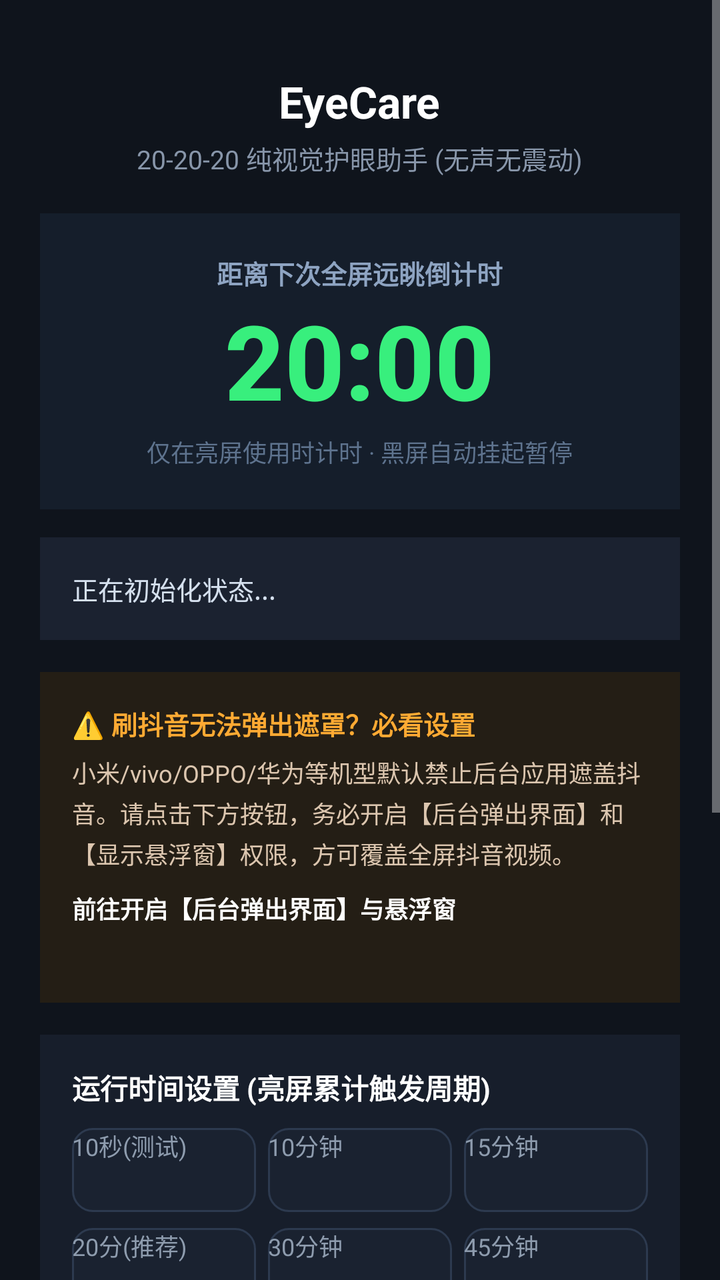
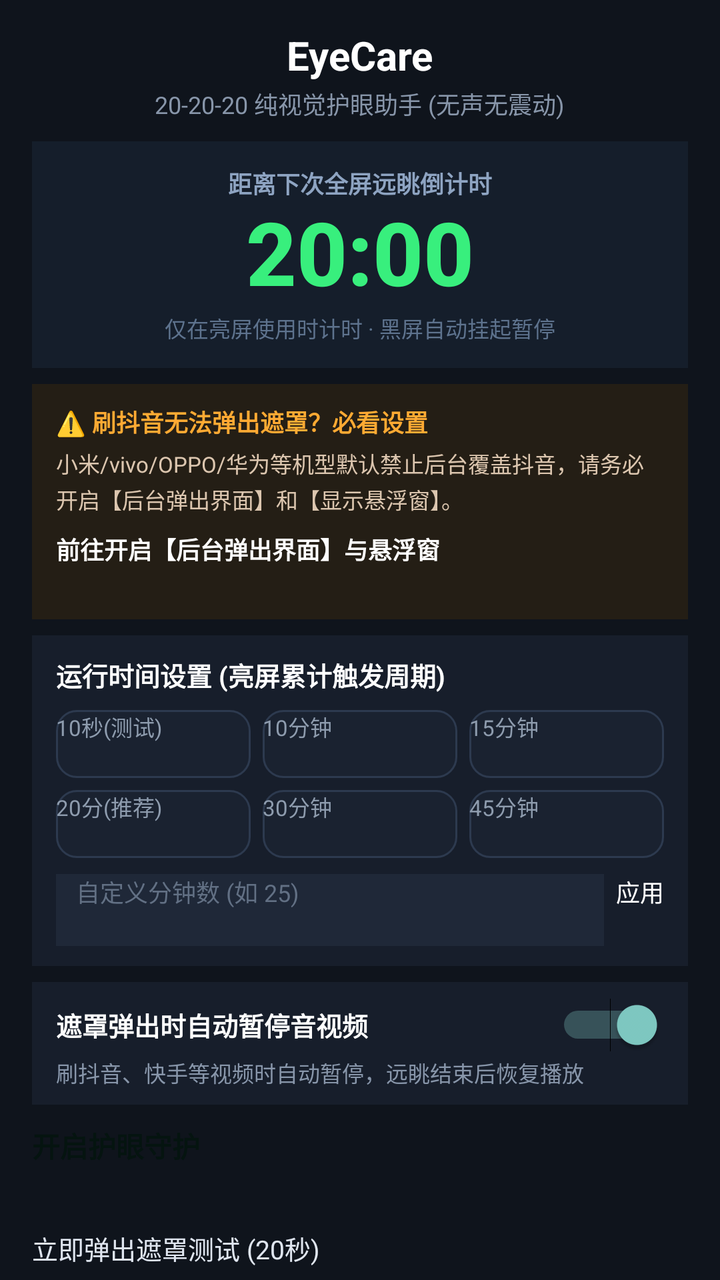

The first picture is an Android layout as it rendered before a commit; the second is the same layout after the commit. The layout source and the unified diff follow.
<!-- AndroidManifest.xml: application theme Theme.EyeCare -->
<!-- res/layout/activity_main.xml -->
<?xml version="1.0" encoding="utf-8"?>
<ScrollView xmlns:android="http://schemas.android.com/apk/res/android"
    android:layout_width="match_parent"
    android:layout_height="match_parent"
    android:fillViewport="true"
    android:background="#0F141C">

    <LinearLayout
        android:layout_width="match_parent"
        android:layout_height="wrap_content"
        android:orientation="vertical"
        android:padding="20dp"
        android:gravity="center_horizontal">

        
        <TextView
            android:layout_width="wrap_content"
            android:layout_height="wrap_content"
            android:text="@string/app_name"
            android:textColor="#FFFFFF"
            android:textSize="22sp"
            android:textStyle="bold"
            android:layout_marginTop="16dp" />

        <TextView
            android:layout_width="wrap_content"
            android:layout_height="wrap_content"
            android:text="20-20-20 纯视觉护眼助手 (无声无震动)"
            android:textColor="#8896AA"
            android:textSize="13sp"
            android:layout_marginTop="4dp" />

        
        <LinearLayout
            android:layout_width="match_parent"
            android:layout_height="wrap_content"
            android:orientation="vertical"
            android:background="#151E2B"
            android:padding="20dp"
            android:layout_marginTop="18dp"
            android:layout_marginBottom="14dp"
            android:gravity="center">

            <TextView
                android:layout_width="wrap_content"
                android:layout_height="wrap_content"
                android:text="距离下次全屏远眺倒计时"
                android:textColor="#8EA4C2"
                android:textSize="13sp"
                android:textStyle="bold" />

            
            <TextView
                android:id="@+id/tvUsageCountdown"
                android:layout_width="wrap_content"
                android:layout_height="wrap_content"
                android:text="20:00"
                android:textColor="#38EF7D"
                android:textSize="52sp"
                android:textStyle="bold"
                android:fontFamily="sans-serif-medium"
                android:includeFontPadding="false"
                android:layout_marginTop="6dp"
                android:layout_marginBottom="4dp" />

            <TextView
                android:id="@+id/tvCountdownTip"
                android:layout_width="wrap_content"
                android:layout_height="wrap_content"
                android:text="仅在亮屏使用时计时 · 黑屏自动挂起暂停"
                android:textColor="#5E738E"
                android:textSize="12sp" />
        </LinearLayout>

        
        <LinearLayout
            android:layout_width="match_parent"
            android:layout_height="wrap_content"
            android:orientation="vertical"
            android:background="#1B2230"
            android:padding="16dp"
            android:layout_marginBottom="16dp">

            <TextView
                android:id="@+id/tvStatus"
                android:layout_width="match_parent"
                android:layout_height="wrap_content"
                android:textColor="#D5E0EE"
                android:textSize="13sp"
                android:lineSpacingExtra="5dp"
                android:text="正在初始化状态..." />
        </LinearLayout>

        
        <LinearLayout
            android:layout_width="match_parent"
            android:layout_height="wrap_content"
            android:orientation="vertical"
            android:background="#241E15"
            android:padding="16dp"
            android:layout_marginBottom="16dp">

            <TextView
                android:layout_width="wrap_content"
                android:layout_height="wrap_content"
                android:text="⚠️ 刷抖音无法弹出遮罩？必看设置"
                android:textColor="#FFAA33"
                android:textSize="13sp"
                android:textStyle="bold"
                android:layout_marginBottom="6dp" />

            <TextView
                android:layout_width="match_parent"
                android:layout_height="wrap_content"
                android:text="小米/vivo/OPPO/华为等机型默认禁止后台应用遮盖抖音。请点击下方按钮，务必开启【后台弹出界面】和【显示悬浮窗】权限，方可覆盖全屏抖音视频。"
                android:textColor="#DCC6AF"
                android:textSize="12sp"
                android:lineSpacingExtra="3dp"
                android:layout_marginBottom="10dp" />

            <Button
                android:id="@+id/btnOpenSpecialPermissions"
                android:layout_width="match_parent"
                android:layout_height="40dp"
                android:text="前往开启【后台弹出界面】与悬浮窗"
                android:textColor="#FFFFFF"
                android:backgroundTint="#855214"
                android:textSize="12sp"
                android:textStyle="bold" />
        </LinearLayout>

        
        <LinearLayout
            android:layout_width="match_parent"
            android:layout_height="wrap_content"
            android:orientation="vertical"
            android:background="#171E2B"
            android:padding="16dp"
            android:layout_marginBottom="16dp">

            <TextView
                android:layout_width="wrap_content"
                android:layout_height="wrap_content"
                android:text="运行时间设置 (亮屏累计触发周期)"
                android:textColor="#FFFFFF"
                android:textSize="14sp"
                android:textStyle="bold"
                android:layout_marginBottom="10dp" />

            
            <LinearLayout
                android:layout_width="match_parent"
                android:layout_height="wrap_content"
                android:orientation="horizontal"
                android:layout_marginBottom="8dp">

                <Button
                    android:id="@+id/btnCycle10s"
                    android:layout_width="0dp"
                    android:layout_height="42dp"
                    android:layout_weight="1"
                    android:text="10秒(测试)"
                    android:textColor="#8E9CAE"
                    android:background="@drawable/bg_btn_preset_inactive"
                    android:textSize="12sp"
                    android:layout_marginEnd="6dp" />

                <Button
                    android:id="@+id/btnCycle10m"
                    android:layout_width="0dp"
                    android:layout_height="42dp"
                    android:layout_weight="1"
                    android:text="10分钟"
                    android:textColor="#8E9CAE"
                    android:background="@drawable/bg_btn_preset_inactive"
                    android:textSize="12sp"
                    android:layout_marginEnd="6dp" />

                <Button
                    android:id="@+id/btnCycle15m"
                    android:layout_width="0dp"
                    android:layout_height="42dp"
                    android:layout_weight="1"
                    android:text="15分钟"
                    android:textColor="#8E9CAE"
                    android:background="@drawable/bg_btn_preset_inactive"
                    android:textSize="12sp" />
            </LinearLayout>

            
            <LinearLayout
                android:layout_width="match_parent"
                android:layout_height="wrap_content"
                android:orientation="horizontal"
                android:layout_marginBottom="14dp">

                <Button
                    android:id="@+id/btnCycle20m"
                    android:layout_width="0dp"
                    android:layout_height="42dp"
                    android:layout_weight="1"
                    android:text="20分(推荐)"
                    android:textColor="#8E9CAE"
                    android:background="@drawable/bg_btn_preset_inactive"
                    android:textSize="12sp"
                    android:layout_marginEnd="6dp" />

                <Button
                    android:id="@+id/btnCycle30m"
                    android:layout_width="0dp"
                    android:layout_height="42dp"
                    android:layout_weight="1"
                    android:text="30分钟"
                    android:textColor="#8E9CAE"
                    android:background="@drawable/bg_btn_preset_inactive"
                    android:textSize="12sp"
                    android:layout_marginEnd="6dp" />

                <Button
                    android:id="@+id/btnCycle45m"
                    android:layout_width="0dp"
                    android:layout_height="42dp"
                    android:layout_weight="1"
                    android:text="45分钟"
                    android:textColor="#8E9CAE"
                    android:background="@drawable/bg_btn_preset_inactive"
                    android:textSize="12sp" />
            </LinearLayout>

            
            <LinearLayout
                android:layout_width="match_parent"
                android:layout_height="wrap_content"
                android:orientation="horizontal"
                android:gravity="center_vertical">

                <EditText
                    android:id="@+id/etCustomMinutes"
                    android:layout_width="0dp"
                    android:layout_height="44dp"
                    android:layout_weight="1"
                    android:hint="自定义分钟数 (如 25)"
                    android:textColorHint="#627084"
                    android:textColor="#FFFFFF"
                    android:background="#1F2838"
                    android:paddingStart="12dp"
                    android:paddingEnd="12dp"
                    android:inputType="number"
                    android:textSize="13sp"
                    android:layout_marginEnd="8dp" />

                <Button
                    android:id="@+id/btnApplyCustomCycle"
                    android:layout_width="wrap_content"
                    android:layout_height="44dp"
                    android:text="应用"
                    android:textColor="#FFFFFF"
                    android:backgroundTint="#3B4C68"
                    android:textSize="13sp" />
            </LinearLayout>
        </LinearLayout>

        
        <LinearLayout
            android:layout_width="match_parent"
            android:layout_height="wrap_content"
            android:orientation="vertical"
            android:background="#171E2B"
            android:padding="16dp"
            android:layout_marginBottom="20dp">

            <Switch
                android:id="@+id/switchPauseMedia"
                android:layout_width="match_parent"
                android:layout_height="wrap_content"
                android:text="遮罩弹出时暂停音视频播放"
                android:textColor="#FFFFFF"
                android:textSize="14sp"
                android:textStyle="bold"
                android:checked="true" />

            <TextView
                android:layout_width="wrap_content"
                android:layout_height="wrap_content"
                android:text="刷抖音、快手或听音乐时自动暂停，20秒远眺结束后自动恢复播放"
                android:textColor="#8896AA"
                android:textSize="12sp"
                android:layout_marginTop="6dp" />
        </LinearLayout>

        
        <Button
            android:id="@+id/btnToggleService"
            android:layout_width="match_parent"
            android:layout_height="50dp"
            android:text="开启护眼守护"
            android:textColor="#051410"
            android:backgroundTint="#38EF7D"
            android:textStyle="bold"
            android:textSize="15sp"
            android:layout_marginBottom="10dp" />

        <Button
            android:id="@+id/btnTriggerTest"
            android:layout_width="match_parent"
            android:layout_height="46dp"
            android:text="立即弹出遮罩测试 (20秒)"
            android:textColor="#E0E6F0"
            android:backgroundTint="#263144"
            android:textSize="14sp"
            android:layout_marginBottom="16dp" />

    </LinearLayout>
</ScrollView>
<!-- resources referenced by this layout -->
<resources>
  <!-- drawable bg_btn_preset_inactive (drawable) -->
  <?xml version="1.0" encoding="utf-8"?>
  <shape xmlns:android="http://schemas.android.com/apk/res/android"
      android:shape="rectangle">
      <solid android:color="#1A2230" />
      <corners android:radius="10dp" />
      <stroke
          android:width="1dp"
          android:color="#2D3A4F" />
  </shape>
  <string name="app_name">EyeCare</string>
  <style name="Theme.EyeCare" parent="android:Theme.Material.NoActionBar">
          <item name="android:colorPrimary">@color/primary_accent</item>
          <item name="android:windowBackground">@color/bg_dark</item>
          <item name="android:statusBarColor">@color/bg_dark</item>
          <item name="android:navigationBarColor">@color/bg_dark</item>
      </style>
  <color name="primary_accent">#38EF7D</color>
  <color name="bg_dark">#0F141C</color>
</resources>

<!-- the commit's change to res/layout/activity_main.xml (unified diff, before → after) -->
@@ -3,13 +3,18 @@
     android:layout_width="match_parent"
     android:layout_height="match_parent"
     android:fillViewport="true"
+    android:scrollbars="none"
+    android:overScrollMode="never"
     android:background="#0F141C">
 
     <LinearLayout
         android:layout_width="match_parent"
         android:layout_height="wrap_content"
         android:orientation="vertical"
-        android:padding="20dp"
+        android:paddingStart="16dp"
+        android:paddingEnd="16dp"
+        android:paddingTop="12dp"
+        android:paddingBottom="12dp"
         android:gravity="center_horizontal">
 
         
@@ -18,17 +23,17 @@
             android:layout_height="wrap_content"
             android:text="@string/app_name"
             android:textColor="#FFFFFF"
-            android:textSize="22sp"
+            android:textSize="20sp"
             android:textStyle="bold"
-            android:layout_marginTop="16dp" />
+            android:layout_marginTop="2dp" />
 
         <TextView
             android:layout_width="wrap_content"
             android:layout_height="wrap_content"
             android:text="20-20-20 纯视觉护眼助手 (无声无震动)"
             android:textColor="#8896AA"
-            android:textSize="13sp"
-            android:layout_marginTop="4dp" />
+            android:textSize="12sp"
+            android:layout_marginTop="2dp" />
 
         
         <LinearLayout
@@ -36,9 +41,12 @@
             android:layout_height="wrap_content"
             android:orientation="vertical"
             android:background="#151E2B"
-            android:padding="20dp"
-            android:layout_marginTop="18dp"
-            android:layout_marginBottom="14dp"
+            android:paddingTop="12dp"
+            android:paddingBottom="12dp"
+            android:paddingStart="16dp"
+            android:paddingEnd="16dp"
+            android:layout_marginTop="10dp"
+            android:layout_marginBottom="8dp"
             android:gravity="center">
 
             <TextView
@@ -46,7 +54,7 @@
                 android:layout_height="wrap_content"
                 android:text="距离下次全屏远眺倒计时"
                 android:textColor="#8EA4C2"
-                android:textSize="13sp"
+                android:textSize="12sp"
                 android:textStyle="bold" />
 
             
@@ -56,12 +64,12 @@
                 android:layout_height="wrap_content"
                 android:text="20:00"
                 android:textColor="#38EF7D"
-                android:textSize="52sp"
+                android:textSize="44sp"
                 android:textStyle="bold"
                 android:fontFamily="sans-serif-medium"
                 android:includeFontPadding="false"
-                android:layout_marginTop="6dp"
-                android:layout_marginBottom="4dp" />
+                android:layout_marginTop="2dp"
+                android:layout_marginBottom="2dp" />
 
             <TextView
                 android:id="@+id/tvCountdownTip"
@@ -69,26 +77,7 @@
                 android:layout_height="wrap_content"
                 android:text="仅在亮屏使用时计时 · 黑屏自动挂起暂停"
                 android:textColor="#5E738E"
-                android:textSize="12sp" />
-        </LinearLayout>
-
-        
-        <LinearLayout
-            android:layout_width="match_parent"
-            android:layout_height="wrap_content"
-            android:orientation="vertical"
-            android:background="#1B2230"
-            android:padding="16dp"
-            android:layout_marginBottom="16dp">
-
-            <TextView
-                android:id="@+id/tvStatus"
-                android:layout_width="match_parent"
-                android:layout_height="wrap_content"
-                android:textColor="#D5E0EE"
-                android:textSize="13sp"
-                android:lineSpacingExtra="5dp"
-                android:text="正在初始化状态..." />
+                android:textSize="11sp" />
         </LinearLayout>
 
         
@@ -97,31 +86,34 @@
             android:layout_height="wrap_content"
             android:orientation="vertical"
             android:background="#241E15"
-            android:padding="16dp"
-            android:layout_marginBottom="16dp">
+            android:paddingTop="10dp"
+            android:paddingBottom="10dp"
+            android:paddingStart="12dp"
+            android:paddingEnd="12dp"
+            android:layout_marginBottom="8dp">
 
             <TextView
                 android:layout_width="wrap_content"
                 android:layout_height="wrap_content"
                 android:text="⚠️ 刷抖音无法弹出遮罩？必看设置"
                 android:textColor="#FFAA33"
-                android:textSize="13sp"
+                android:textSize="12sp"
                 android:textStyle="bold"
-                android:layout_marginBottom="6dp" />
-
-            <TextView
-                android:layout_width="match_parent"
-                android:layout_height="wrap_content"
-                android:text="小米/vivo/OPPO/华为等机型默认禁止后台应用遮盖抖音。请点击下方按钮，务必开启【后台弹出界面】和【显示悬浮窗】权限，方可覆盖全屏抖音视频。"
+                android:layout_marginBottom="4dp" />
+
+            <TextView
+                android:layout_width="match_parent"
+                android:layout_height="wrap_content"
+                android:text="小米/vivo/OPPO/华为等机型默认禁止后台覆盖抖音，请务必开启【后台弹出界面】和【显示悬浮窗】。"
                 android:textColor="#DCC6AF"
-                android:textSize="12sp"
-                android:lineSpacingExtra="3dp"
-                android:layout_marginBottom="10dp" />
+                android:textSize="11sp"
+                android:lineSpacingExtra="2dp"
+                android:layout_marginBottom="8dp" />
 
             <Button
                 android:id="@+id/btnOpenSpecialPermissions"
                 android:layout_width="match_parent"
-                android:layout_height="40dp"
+                android:layout_height="34dp"
                 android:text="前往开启【后台弹出界面】与悬浮窗"
                 android:textColor="#FFFFFF"
                 android:backgroundTint="#855214"
@@ -135,56 +127,59 @@
             android:layout_height="wrap_content"
             android:orientation="vertical"
             android:background="#171E2B"
-            android:padding="16dp"
-            android:layout_marginBottom="16dp">
+            android:paddingTop="10dp"
+            android:paddingBottom="10dp"
+            android:paddingStart="12dp"
+            android:paddingEnd="12dp"
+            android:layout_marginBottom="8dp">
 
             <TextView
                 android:layout_width="wrap_content"
                 android:layout_height="wrap_content"
                 android:text="运行时间设置 (亮屏累计触发周期)"
                 android:textColor="#FFFFFF"
-                android:textSize="14sp"
+                android:textSize="13sp"
                 android:textStyle="bold"
-                android:layout_marginBottom="10dp" />
+                android:layout_marginBottom="8dp" />
 
             
             <LinearLayout
                 android:layout_width="match_parent"
                 android:layout_height="wrap_content"
                 android:orientation="horizontal"
-                android:layout_marginBottom="8dp">
+                android:layout_marginBottom="6dp">
 
                 <Button
                     android:id="@+id/btnCycle10s"
                     android:layout_width="0dp"
-                    android:layout_height="42dp"
+                    android:layout_height="34dp"
                     android:layout_weight="1"
                     android:text="10秒(测试)"
                     android:textColor="#8E9CAE"
                     android:background="@drawable/bg_btn_preset_inactive"
-                    android:textSize="12sp"
+                    android:textSize="11sp"
                     android:layout_marginEnd="6dp" />
 
                 <Button
                     android:id="@+id/btnCycle10m"
                     android:layout_width="0dp"
-                    android:layout_height="42dp"
+                    android:layout_height="34dp"
                     android:layout_weight="1"
                     android:text="10分钟"
                     android:textColor="#8E9CAE"
                     android:background="@drawable/bg_btn_preset_inactive"
-                    android:textSize="12sp"
+                    android:textSize="11sp"
                     android:layout_marginEnd="6dp" />
 
                 <Button
                     android:id="@+id/btnCycle15m"
                     android:layout_width="0dp"
-                    android:layout_height="42dp"
+                    android:layout_height="34dp"
                     android:layout_weight="1"
                     android:text="15分钟"
                     android:textColor="#8E9CAE"
                     android:background="@drawable/bg_btn_preset_inactive"
-                    android:textSize="12sp" />
+                    android:textSize="11sp" />
             </LinearLayout>
 
             
@@ -192,39 +187,39 @@
                 android:layout_width="match_parent"
                 android:layout_height="wrap_content"
                 android:orientation="horizontal"
-                android:layout_marginBottom="14dp">
+                android:layout_marginBottom="8dp">
 
                 <Button
                     android:id="@+id/btnCycle20m"
                     android:layout_width="0dp"
-                    android:layout_height="42dp"
+                    android:layout_height="34dp"
                     android:layout_weight="1"
                     android:text="20分(推荐)"
                     android:textColor="#8E9CAE"
                     android:background="@drawable/bg_btn_preset_inactive"
-                    android:textSize="12sp"
+                    android:textSize="11sp"
                     android:layout_marginEnd="6dp" />
 
                 <Button
                     android:id="@+id/btnCycle30m"
                     android:layout_width="0dp"
-                    android:layout_height="42dp"
+                    android:layout_height="34dp"
                     android:layout_weight="1"
                     android:text="30分钟"
                     android:textColor="#8E9CAE"
                     android:background="@drawable/bg_btn_preset_inactive"
-                    android:textSize="12sp"
+                    android:textSize="11sp"
                     android:layout_marginEnd="6dp" />
 
                 <Button
                     android:id="@+id/btnCycle45m"
                     android:layout_width="0dp"
-                    android:layout_height="42dp"
+                    android:layout_height="34dp"
                     android:layout_weight="1"
                     android:text="45分钟"
                     android:textColor="#8E9CAE"
                     android:background="@drawable/bg_btn_preset_inactive"
-                    android:textSize="12sp" />
+                    android:textSize="11sp" />
             </LinearLayout>
 
             
@@ -237,26 +232,26 @@
                 <EditText
                     android:id="@+id/etCustomMinutes"
                     android:layout_width="0dp"
-                    android:layout_height="44dp"
+                    android:layout_height="36dp"
                     android:layout_weight="1"
                     android:hint="自定义分钟数 (如 25)"
                     android:textColorHint="#627084"
                     android:textColor="#FFFFFF"
                     android:background="#1F2838"
-                    android:paddingStart="12dp"
-                    android:paddingEnd="12dp"
+                    android:paddingStart="10dp"
+                    android:paddingEnd="10dp"
                     android:inputType="number"
-                    android:textSize="13sp"
-                    android:layout_marginEnd="8dp" />
+                    android:textSize="12sp"
+                    android:layout_marginEnd="6dp" />
 
                 <Button
                     android:id="@+id/btnApplyCustomCycle"
                     android:layout_width="wrap_content"
-                    android:layout_height="44dp"
+                    android:layout_height="36dp"
                     android:text="应用"
                     android:textColor="#FFFFFF"
                     android:backgroundTint="#3B4C68"
-                    android:textSize="13sp" />
+                    android:textSize="12sp" />
             </LinearLayout>
         </LinearLayout>
 
@@ -266,49 +261,52 @@
             android:layout_height="wrap_content"
             android:orientation="vertical"
             android:background="#171E2B"
-            android:padding="16dp"
-            android:layout_marginBottom="20dp">
+            android:paddingTop="8dp"
+            android:paddingBottom="8dp"
+            android:paddingStart="12dp"
+            android:paddingEnd="12dp"
+            android:layout_marginBottom="10dp">
 
             <Switch
                 android:id="@+id/switchPauseMedia"
                 android:layout_width="match_parent"
                 android:layout_height="wrap_content"
-                android:text="遮罩弹出时暂停音视频播放"
+                android:text="遮罩弹出时自动暂停音视频"
                 android:textColor="#FFFFFF"
-                android:textSize="14sp"
+                android:textSize="13sp"
                 android:textStyle="bold"
                 android:checked="true" />
 
             <TextView
                 android:layout_width="wrap_content"
                 android:layout_height="wrap_content"
-                android:text="刷抖音、快手或听音乐时自动暂停，20秒远眺结束后自动恢复播放"
+                android:text="刷抖音、快手等视频时自动暂停，远眺结束后恢复播放"
                 android:textColor="#8896AA"
-                android:textSize="12sp"
-                android:layout_marginTop="6dp" />
+                android:textSize="11sp"
+                android:layout_marginTop="2dp" />
         </LinearLayout>
 
         
         <Button
             android:id="@+id/btnToggleService"
             android:layout_width="match_parent"
-            android:layout_height="50dp"
+            android:layout_height="44dp"
             android:text="开启护眼守护"
             android:textColor="#051410"
             android:backgroundTint="#38EF7D"
             android:textStyle="bold"
-            android:textSize="15sp"
-            android:layout_marginBottom="10dp" />
+            android:textSize="14sp"
+            android:layout_marginBottom="8dp" />
 
         <Button
             android:id="@+id/btnTriggerTest"
             android:layout_width="match_parent"
-            android:layout_height="46dp"
+            android:layout_height="38dp"
             android:text="立即弹出遮罩测试 (20秒)"
             android:textColor="#E0E6F0"
             android:backgroundTint="#263144"
-            android:textSize="14sp"
-            android:layout_marginBottom="16dp" />
+            android:textSize="13sp"
+            android:layout_marginBottom="4dp" />
 
     </LinearLayout>
 </ScrollView>
